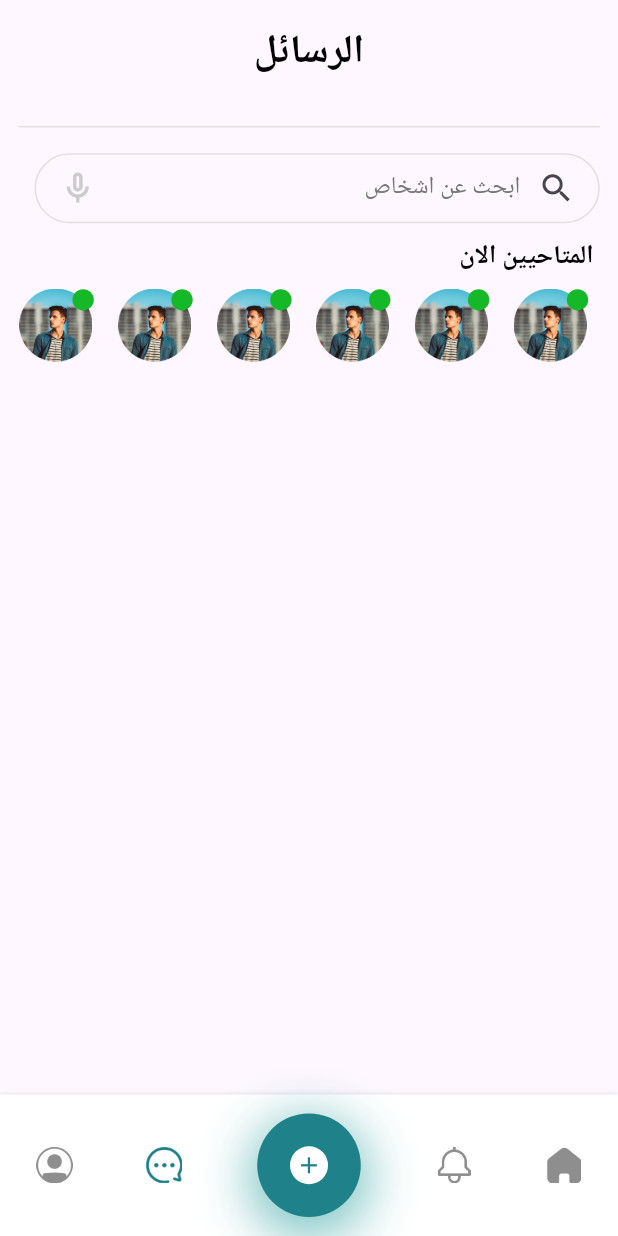
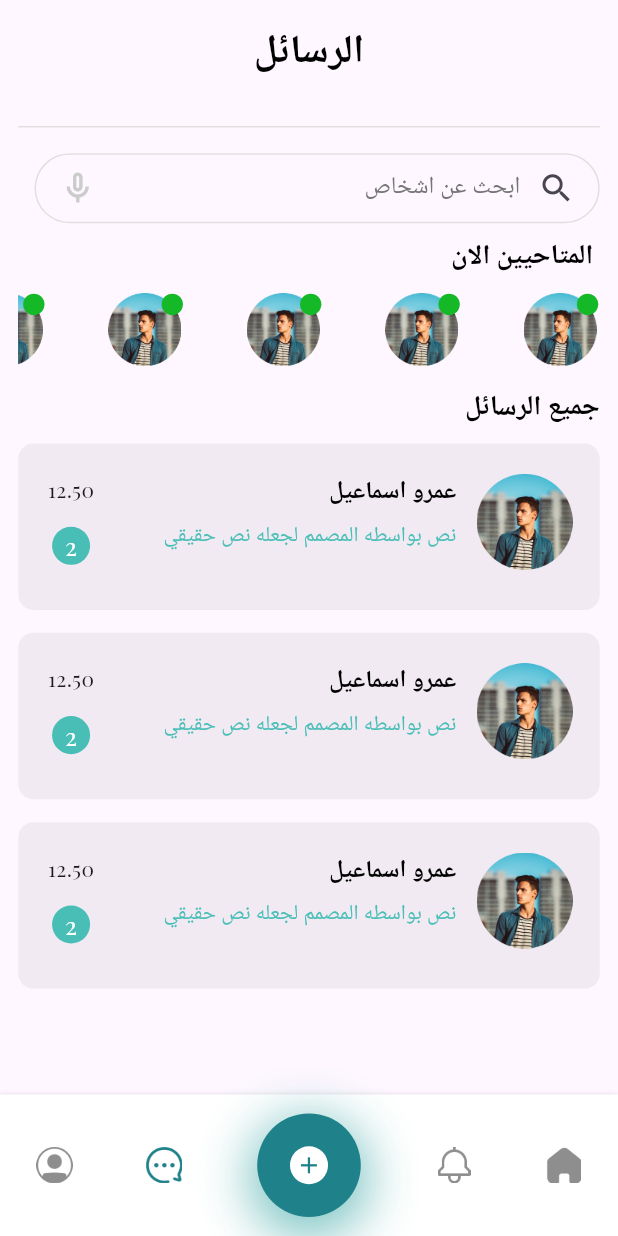
Before and after one commit to amrEsma3il/tyasar, a Flutter app: the screen it shows after launch, item 2 of the bottom bar chosen, on a phone screen of 412 x 824 dp. Run offline on Flutter 3.47's test engine with Material 3 defaults, Android fonts, the phone set to English and light mode, and no system bars; our stand-ins replace dio, flutter_screenutil, flutter_svg, fluttertoast, get, google_maps_flutter and 1 more; Roboto replaces fonts that are missing (regular); project files that could hold a hidden picture were left out.

Commit message:
finish 4 screens of navbar

```diff
--- a/lib/data/datasource/remote/notification/notification_remote_data_sourse.dart
+++ b/lib/data/datasource/remote/notification/notification_remote_data_sourse.dart
@@ -8,19 +8,19 @@ class NotificatioDataSource {}
 
 List<NotificationModel>  notificationsFetch = [
     NotificationModel(
-        body: "تم قبول طلبك بواسطه المرافق بنجاح",
-        title: 'هذا نص بواسطه المصمم لجعله نص حقيقي' ,
+        title: "تم قبول طلبك بواسطه المرافق بنجاح",
+        body: 'هذا نص بواسطه المصمم لجعله نص حقيقي' ,
         date: "2022/2/2"),
     NotificationModel(
-        body: 'هذا نص بواسطه المصمم لجعله نص حقيقي',
-        title:"المرافق علي وشك الوصول" ,
+        title: 'هذا نص بواسطه المصمم لجعله نص حقيقي',
+        body:"المرافق علي وشك الوصول" ,
         date: "2024/2/2"),
     NotificationModel(
-        body: "هذا نص بواسطه المصمم لجعله نص حقيقي",
-        title:"تم قبول طلبك بواسطه المرافق بنجاح" ,
+        title: "هذا نص بواسطه المصمم لجعله نص حقيقي",
+        body:"تم قبول طلبك بواسطه المرافق بنجاح" ,
         date: "2022/12/2"),
     NotificationModel(
-        body: "هذا نص بواسطه المصمم لجعله نص حقيقي",
-        title:"تم قبول طلبك بواسطه المرافق بنجاح" ,
+        title: "هذا نص بواسطه المصمم لجعله نص حقيقي",
+        body:"تم قبول طلبك بواسطه المرافق بنجاح" ,
         date: "2023/8/4"),
   ];
--- a/lib/view/screen/chat/chat.dart
+++ b/lib/view/screen/chat/chat.dart
@@ -1,6 +1,7 @@
 import 'package:flutter/material.dart';
 import 'package:flutter_screenutil/flutter_screenutil.dart';
-
+import 'package:get/get.dart';
+import 'package:tyasart/config/routing/app_routes_name.dart';
 import '../../../config/themes/styles.dart';
 import '../../../core/constant/color.dart';
 import '../../../core/constant/imgaeasset.dart';
@@ -8,80 +9,160 @@ import '../../../core/utilits/widgets/custom_text_field.dart';
 import '../../widgets/core_Screen/header_core.dart';
 
 class Chat extends StatelessWidget {
-  const Chat({super.key});
+  const Chat({Key? key}) : super(key: key);
 
   @override
   Widget build(BuildContext context) {
     return SafeArea(
       child: Padding(
-      padding: EdgeInsets.symmetric(
-        horizontal: 12.h,
-      ),
-      child:  Column(crossAxisAlignment: CrossAxisAlignment.start,
-
+        padding:  EdgeInsets.symmetric(horizontal: 12.h),
+        child: Column(
+          crossAxisAlignment: CrossAxisAlignment.start,
           children: [
-       const  HeaderCore(title: "الرسائل"),
+            const HeaderCore(title: "الرسائل"),
             CustomTextField(
-                    paddingBottom: 7.2.h,
-
-                    controller:TextEditingController(),
+              paddingBottom: 7.2,
+              controller: TextEditingController(),
               onTap: () {},
               width: 343.w,
               height: 46.h,
               hintText: "ابحث عن اشخاص",
-                    suffiWidget:Padding(
+              suffiWidget:  Padding(
                 padding: EdgeInsets.only(left: 7.w),
                 child: const Icon(
                   Icons.mic_none_outlined,
-                        size: 25,
+                  size: 25.0,
                 ),
-                    ) ,
-                    prefixWidget: Padding(
+              ),
+              prefixWidget:  Padding(
                 padding: EdgeInsets.only(right: 7.w),
                 child: const Icon(
                   Icons.search,
-                        size: 25,
+                  size: 25.0,
                 ),
-                    )),
+              ),
+            ),
+             SizedBox(height: 15.h),
+            Text(
+              " المتاحيين الان",
+              style: TextStyles.textHeaderStyle.copyWith(fontSize: 18.sp,),
+              textAlign: TextAlign.center,
+            ),
+             SizedBox(height: 18.h),
             SizedBox(
-                  height:15 .h,
-                ),
-
-                Column(
-      crossAxisAlignment: CrossAxisAlignment.start,
-
-      children: [
-
-        Text(" المتاحيين الان",
-              style: TextStyles.textHeaderStyle.copyWith(fontSize: 17.sp),
-              textAlign: TextAlign.center),
-         SizedBox(
-          height: 15.h,
-                 ),
-        Padding(
-          padding:  EdgeInsets.only(bottom: 13.h),
-          child: Expanded(
-            child: SizedBox(
               height: 50.h,
               child: ListView.builder(
                 scrollDirection: Axis.horizontal,
                 itemCount: 10,
-                itemBuilder:(context,index)=> Container(
-                  margin: EdgeInsets.symmetric(horizontal:6.w),
-                  child: Stack(children: [ Image.asset(
+                itemBuilder: (context, index) => GestureDetector(
+                  onTap: () {
+                    print("fuck");
+                  },
+                  child: Container(
+                    margin:  EdgeInsets.only(left: 36.w),
+                    child: Stack(
+                      children: [
+                        Image.asset(
                           AppImageAsset.imgProfile,
                           width: 48.w,
                           height: 48.h,
-                  ),Positioned(top: 0.4.h,right: 1.w,
-                    child: CircleAvatar(radius: 7.r,backgroundColor: AppColor.activeUser,))],),
+                        ),
+                        Positioned(
+                          top: 0.4,
+                          right: 1.0,
+                          child: CircleAvatar(
+                            radius: 7.r,
+                            backgroundColor: AppColor.activeUser,
+                          ),
+                        ),
+                      ],
+                    ),
+                  ),
+                ),
+              ),
+            ),
+             SizedBox(height: 18.h),
+            Text(
+              "جميع الرسائل",
+              style: TextStyles.textHeaderStyle.copyWith(fontSize: 18.sp),
+              textAlign: TextAlign.center,
+            ),
+             SizedBox(height: 18.h),
+            Expanded(
+              child: ListView.builder(
+                itemCount: 3,
+                itemBuilder: (context, index) => index==5?SizedBox(height: 90.h,):GestureDetector(
+                  onTap: () {
+                   Get.toNamed(AppRouteName.login);
+                  },
+                  child: Container(
+                    margin:  EdgeInsets.only(bottom: 15.h),
+                    padding:  EdgeInsets.fromLTRB(18.w, 20.h, 14.w, 15.h),
+                    width: 343.h,
+                    height: 111.0,
+                    decoration: BoxDecoration(
+                      borderRadius: BorderRadius.circular(10.r),
+                      color: AppColor.black.withOpacity(0.05.r),
+                    ),
+                    child: Row(
+                      crossAxisAlignment: CrossAxisAlignment.start,
+                      mainAxisAlignment: MainAxisAlignment.start,
+                      children: [
+
+                        Image.asset(AppImageAsset.imgProfile,width: 63.w,height: 63.h,),
+                        SizedBox(width: 10.w,),
+                        Column(
+
+                          crossAxisAlignment: CrossAxisAlignment.start,
+                          children: [
+                            Text(
+                              'عمرو اسماعيل',
+                              style: TextStyles.font16greenSoft.copyWith(
+                                color: AppColor.black,
+                              ),
+                            ),
+                            SizedBox(height: 4.5.h,),
+                            Expanded(
+                              child: SizedBox(width: 185.w,
+                                child: Text(
+                                  'نص بواسطه المصمم لجعله نص حقيقي',
+
+                                  maxLines: 1,
+                                  style: TextStyles.font16greenSoft.copyWith(
+
+                                    fontWeight: FontWeight.w500,
+                                    fontSize: 14.sp,
+                                    height: 1.7.h,
+                                    overflow: TextOverflow.ellipsis,
+
+                                  ),
+                                ),
+                              ),
+                            ),
+
+                          ],
+                        ),
+                        const Expanded(child: SizedBox()),
+                        Column(mainAxisAlignment: MainAxisAlignment.start,
+                          children: [
+                            const Text("12.50"),
+                            SizedBox(height: 15.h,),
+                            CircleAvatar(
+                              radius: 12.5.r,
+                              backgroundColor: AppColor.softGreen,
+                              child:  Text('2',style: TextStyles.font16WhiteSemiBold,)
+                            ),
+                          ],
+                        ),
+                      ],
                     ),
                   ),
                 ),
               ),
             ),
           ],
-    )
-      ],),
-    ));
+        ),
+      ),
+    );
   }
 }
--- a/lib/view/widgets/notification/notification_component.dart
+++ b/lib/view/widgets/notification/notification_component.dart
@@ -32,7 +32,7 @@ class NotificationComponent extends StatelessWidget {
             mainAxisAlignment: MainAxisAlignment.spaceBetween,
             crossAxisAlignment: CrossAxisAlignment.start,
             children: [
-              Text(notificationEntity.title,style: TextStyles.font16greenSoft.copyWith(color: AppColor.black),),
+              Text(notificationEntity.title,style: TextStyles.font16greenSoft.copyWith(color: AppColor.black,height: 1.3),),
                Text(notificationEntity.body,style: TextStyles.font16greenSoft.copyWith(fontWeight: FontWeight.w500,fontSize: 14.sp)),
                Row(
                 children: [
```
Lines whose indentation alone changed are shown as unchanged.
